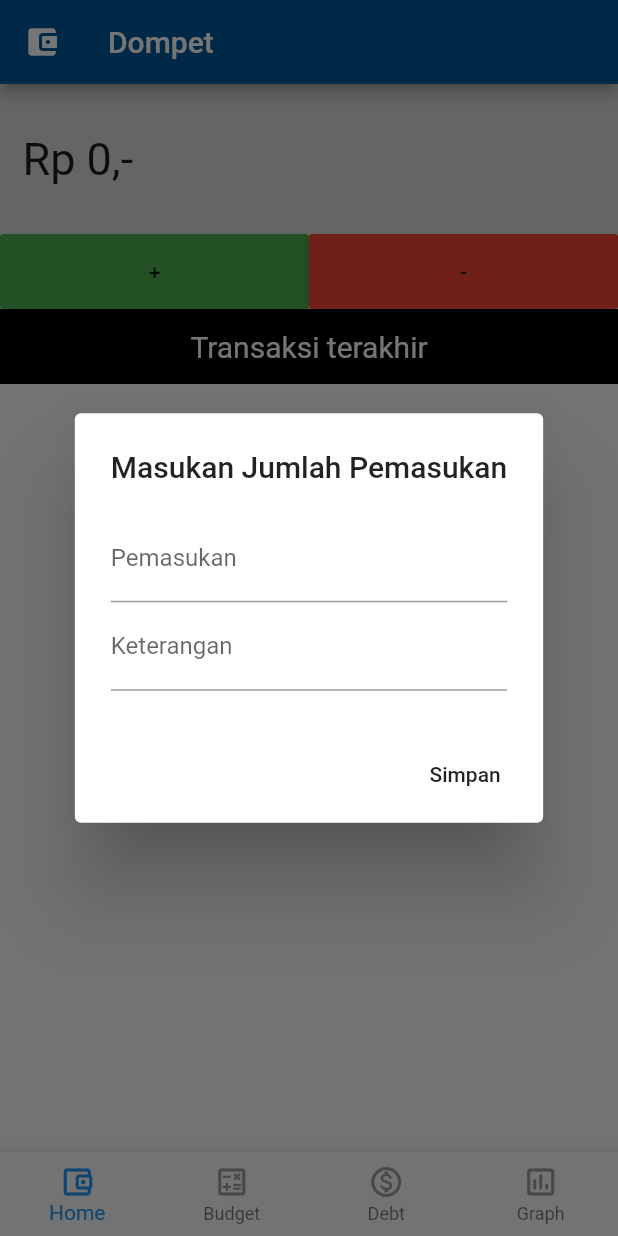
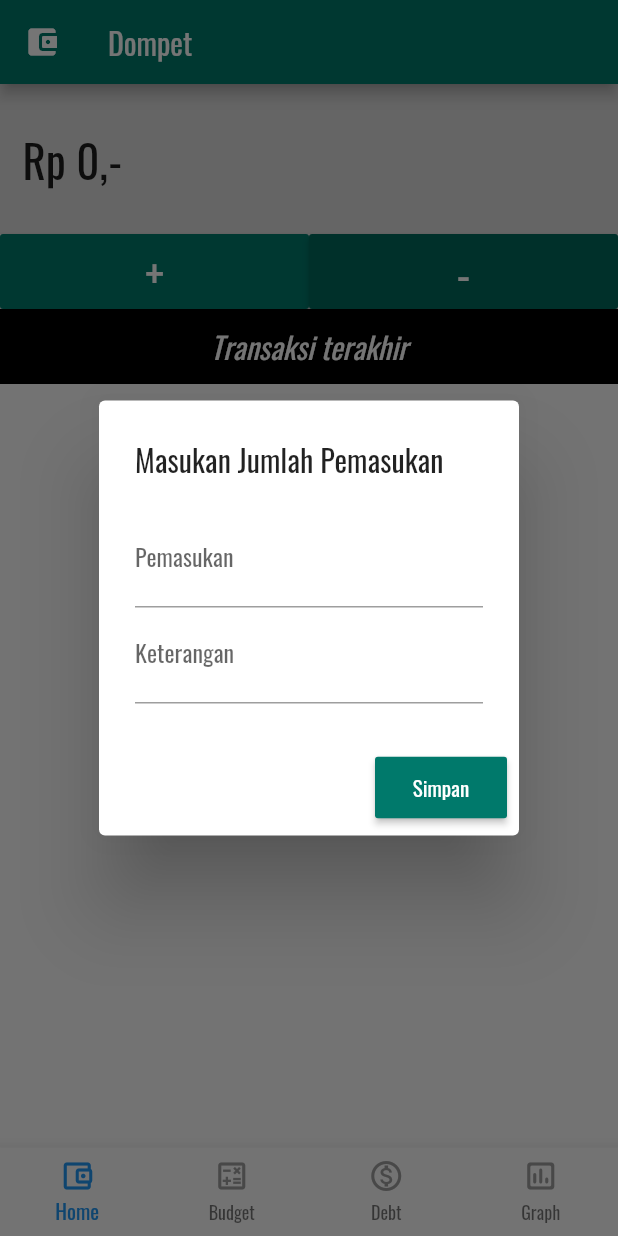
Before and after one commit to tonytomo/PAB, a Flutter app: the screen it shows after launch, after a tap on an icon or button, on a phone screen of 412 x 824 dp. Run offline on Flutter 3.47's test engine with Material 2 defaults, Android fonts, the phone set to English and light mode, and no system bars.

Commit message:
Mencoba pertama

```diff
--- a/lib/base_page.dart
+++ b/lib/base_page.dart
@@ -30,7 +30,7 @@ class _BaseState extends State<Base> {
     return Scaffold(
       appBar: AppBar(
           leading: Icon(Icons.account_balance_wallet_rounded ),
-          title: Text("Dompet"), backgroundColor: Colors.lightBlue[900]),
+          title: Text("Dompet"), backgroundColor: Colors.teal[700]),
       body: PageView(
         controller: _pageController,
         children: _screen,
--- a/lib/budget_page.dart
+++ b/lib/budget_page.dart
@@ -26,13 +26,14 @@ class _BudgetState extends State<Budget> {
         context: context,
         builder: (context) {
           return AlertDialog(
-            title: Text("Masukan Jumlah Pemasukan"),
-            content: Column(
+            title: Text("Edit Budget"),
+            content: SingleChildScrollView(
+              child: Column(
                 mainAxisSize: MainAxisSize.min,
                 children: <Widget>[
                   TextField(
                     decoration: InputDecoration(
-                    labelText: 'Pemasukan',
+                      labelText: 'Nominal',
                     ),
                     onChanged: (String value) {
                       plus = int.parse(value);
@@ -47,6 +48,7 @@ class _BudgetState extends State<Budget> {
                     },
                   ),
                 ],
+              ),
             ),
             actions: <Widget>[
               MaterialButton(
@@ -96,7 +98,8 @@ class _BudgetState extends State<Budget> {
         builder: (context) {
           return AlertDialog(
             title: Text("Masukan Jumlah Pemasukan"),
-            content: Column(
+            content: SingleChildScrollView(
+              child: Column(
                 mainAxisSize: MainAxisSize.min,
                 children: <Widget>[
                   TextField(
@@ -132,6 +135,7 @@ class _BudgetState extends State<Budget> {
                   )
                 ],
               ),
+            ),
             actions: <Widget>[
               MaterialButton(
                 child: Text("Simpan"),
@@ -157,13 +161,14 @@ class _BudgetState extends State<Budget> {
         context: context,
         builder: (context) {
           return AlertDialog(
-            title: Text("Masukan Jumlah Pemasukan"),
-            content: Column(
+            title: Text("Masukan Budget Pengeluaran"),
+            content: SingleChildScrollView(
+              child: Column(
                 mainAxisSize: MainAxisSize.min,
                 children: <Widget>[
                   TextField(
                     decoration: InputDecoration(
-                    labelText: 'Pemasukan',
+                      labelText: 'Pengeluaran',
                     ),
                     onChanged: (String value) {
                       plus = int.parse(value);
@@ -191,8 +196,9 @@ class _BudgetState extends State<Budget> {
                         child: Text(valueItem),
                       );
                     }).toList(),
-                )
+                  ),
                 ],
+              ),
             ),
             actions: <Widget>[
               MaterialButton(
@@ -217,6 +223,7 @@ class _BudgetState extends State<Budget> {
   @override
   Widget build(BuildContext context) {
     return Scaffold(
+      resizeToAvoidBottomInset: false,
         body: Column(children: <Widget>[
       Row(
         children: <Widget>[
@@ -230,8 +237,12 @@ class _BudgetState extends State<Budget> {
                     inputIncomePeriodly(context);
                     print(_budgetDaily[0]._nomBudget);
                   },
-                  child: Text("+"),
-                  color: Colors.green,
+                  child: Text("+",
+                  style: TextStyle(
+                    color: Colors.white,
+                    fontSize: 30
+                  ),),
+                  color: Colors.teal[700],
                 ),
               )),
           Flexible(
@@ -243,17 +254,26 @@ class _BudgetState extends State<Budget> {
                   onPressed: () {
                     inputOutcomePeriodly(context);
                   },
-                  child: Text("-"),
-                  color: Colors.red,
+                  child: Text("-",
+                  style: TextStyle(
+                    color: Colors.white,
+                    fontSize: 30
+                  ),),
+                  color: Colors.teal[800],
                 ),
               )),
         ],
       ),
       Container(
           height: 50,
-          color: Colors.grey,
+          color: Colors.black,
           alignment: Alignment.center,
-          child: Text("Per Hari", style: TextStyle(fontSize: 20))),
+          child: Text("Per-Hari",
+              style: TextStyle(
+                fontSize: 20,
+                color: Colors.white,
+                fontStyle: FontStyle.italic
+              ))),
       Flexible(
         flex: 1,
         child: Container(
@@ -278,17 +298,22 @@ class _BudgetState extends State<Budget> {
                           style: TextStyle(
                               fontSize: 20,
                               color: _budgetDaily[newIndex]._symBudget == "+"
-                                  ? Colors.green
-                                  : Colors.red),
+                                  ? Colors.teal[700]
+                                  : Colors.red[700]),
                         )),
                   );
                 })),
       ),
       Container(
           height: 50,
-          color: Colors.grey,
+          color: Colors.black,
           alignment: Alignment.center,
-          child: Text("Per Minggu", style: TextStyle(fontSize: 20))),
+          child: Text("Per-Minggu",
+              style: TextStyle(
+                  fontSize: 20,
+                  color: Colors.white,
+                  fontStyle: FontStyle.italic
+              ))),
       Flexible(
         flex: 1,
         child: Container(
@@ -313,17 +338,22 @@ class _BudgetState extends State<Budget> {
                           style: TextStyle(
                               fontSize: 20,
                               color: _budgetWeekly[newIndex]._symBudget == "+"
-                                  ? Colors.green
-                                  : Colors.red),
+                                  ? Colors.teal[700]
+                                  : Colors.red[700]),
                         )),
                   );
                 })),
       ),
       Container(
           height: 50,
-          color: Colors.grey,
+          color: Colors.black,
           alignment: Alignment.center,
-          child: Text("Per Bulan", style: TextStyle(fontSize: 20))),
+          child: Text("Per-Bulan",
+              style: TextStyle(
+                  fontSize: 20,
+                  color: Colors.white,
+                  fontStyle: FontStyle.italic
+              ))),
       Flexible(
         child: Container(
             child: ListView.builder(
@@ -347,8 +377,8 @@ class _BudgetState extends State<Budget> {
                           style: TextStyle(
                               fontSize: 20,
                               color: _budgetMonthly[newIndex]._symBudget == "+"
-                                  ? Colors.green
-                                  : Colors.red),
+                                  ? Colors.teal[700]
+                                  : Colors.red[700]),
                         )),
                   );
                 })),
--- a/lib/home_page.dart
+++ b/lib/home_page.dart
@@ -51,7 +51,12 @@ class _MainPageState extends State<MainPage> {
             ),
             actions: <Widget>[
               MaterialButton(
-                child: Text("Simpan"),
+                child: Text("Simpan",
+                style: TextStyle(
+                  color: Colors.white,
+                ),),
+                padding: EdgeInsets.fromLTRB(15, 10, 15, 10),
+                color: Colors.teal[700],
                 onPressed: () {
                   Navigator.of(context).pop();
                   setState(() {
@@ -94,7 +99,12 @@ class _MainPageState extends State<MainPage> {
             ),
             actions: <Widget>[
               MaterialButton(
-                child: Text("Simpan"),
+                child: Text("Simpan",
+                style: TextStyle(
+                  color: Colors.white,
+                ),),
+                padding: EdgeInsets.fromLTRB(15, 10, 15, 10),
+                color: Colors.teal[700],
                 onPressed: () {
                   Navigator.of(context).pop();
                   setState(() {
@@ -134,8 +144,12 @@ class _MainPageState extends State<MainPage> {
                     onPressed: () {
                       inputIncome(context);
                     },
-                    child: Text("+"),
-                    color: Colors.green,
+                    child: Text("+",
+                    style: TextStyle(
+                        color: Colors.white,
+                        fontSize: 30,
+                    ),),
+                    color: Colors.teal[700],
                   ),
                 )),
             Flexible(
@@ -147,8 +161,12 @@ class _MainPageState extends State<MainPage> {
                     onPressed: () {
                       inputOutcome(context);
                     },
-                    child: Text("-"),
-                    color: Colors.red,
+                    child: Text("-",
+                    style: TextStyle(
+                        color: Colors.white,
+                        fontSize: 30,
+                    ),),
+                    color: Colors.teal[800],
                   ),
                 ))
           ],
@@ -157,7 +175,11 @@ class _MainPageState extends State<MainPage> {
           height: 50,
           alignment: Alignment.center,
           child: Text("Transaksi terakhir",
-              style: TextStyle(fontSize: 20, color: Colors.white)),
+              style: TextStyle(
+                  fontSize: 20,
+                  color: Colors.white,
+                  fontStyle: FontStyle.italic,
+              ),),
           color: Colors.black,
         ),
         Flexible(
@@ -174,14 +196,45 @@ class _MainPageState extends State<MainPage> {
                       padding: EdgeInsets.all(8),
                       height: 50,
                       margin: EdgeInsets.all(2),
-                      child: Text(
-                        "${_history[newIndex]._sym} ${_history[newIndex]._nom} ${_history[newIndex]._ket}",
-                        style: TextStyle(
-                            fontSize: 20,
-                            color: _history[newIndex]._sym == "+"
-                                ? Colors.green
-                                : Colors.red),
-                      ));
+                      child: Row(
+                        children: <Widget>[
+                          Container(
+                            decoration: BoxDecoration(
+                              borderRadius: BorderRadius.circular(20),
+                              color: _history[newIndex]._sym == "+"
+                                  ? Colors.teal[700]
+                                  : Colors.red[700],
+                            ),
+                            child: Text( _history[newIndex]._sym == "+"
+                              ? "+"
+                              : "-",
+                              style: TextStyle(
+                                fontSize: 20,
+                                color: Colors.white
+                              ),
+                            ),
+                            padding: EdgeInsets.fromLTRB(10, 0, 10, 0),
+                          ),
+                          Container(
+                            child: Text(
+                              " ${_history[newIndex]._nom}",
+                              style: TextStyle(
+                                fontSize: 20,
+                                color: Colors.black
+                              ),
+                            ),
+                          ),
+                          Container(
+                            child: Text(
+                              " | ${_history[newIndex]._ket}",
+                              style: TextStyle(
+                                fontSize: 20
+                              ),
+                            )
+                          )
+                        ],
+                      )
+                  );
                 }))
       ]),
     );
--- a/lib/main.dart
+++ b/lib/main.dart
@@ -10,6 +10,7 @@ class MyApp extends StatelessWidget {
   Widget build(BuildContext context) {
     return MaterialApp(
         title: "Coba Aja",
+        theme: ThemeData(fontFamily: 'Oswald'),
         home: Base()
     );
   }
```
Also changed, not shown: pubspec.yaml (+18 -13 lines), fonts/Oswald-Bold.ttf (added), fonts/Oswald-Regular.ttf (added), fonts/Oswald-SemiBold.ttf (added), fonts/Oswald-VariableFont_wght.ttf (added). Lines whose indentation alone changed are shown as unchanged.
